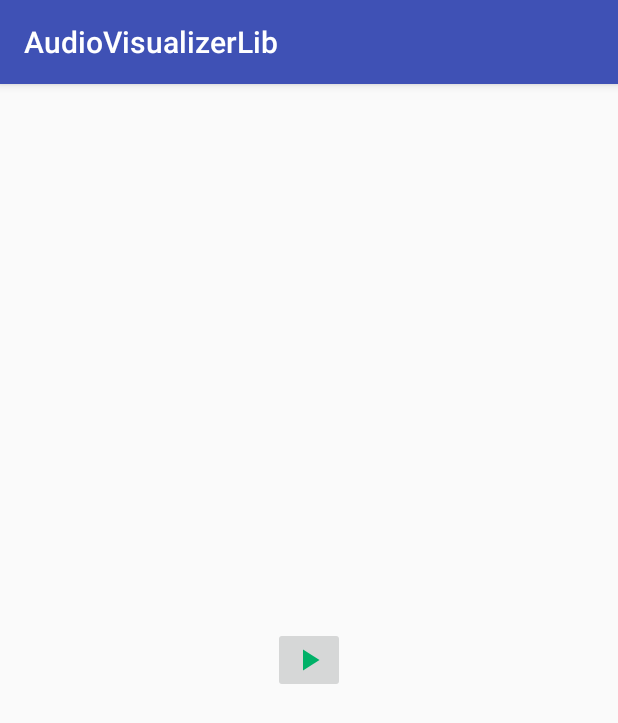
After one commit to gauravk95/audio-visualizer-android, an Android app: the MusicStreamActivity screen opened directly, with no data from a screen before it, on a phone screen of 412 x 824 dp. The commit adds this screen. Shown: the top 723 px of the screen. Run offline under Robolectric (Android 15) with nearby library versions, the phone set to English and light mode, and no system bars; 1 statement that could not run was skipped.

Commit message:
Added Music Stream Example, Updated Permission Requirement for using visualizer

```diff
--- /dev/null
+++ b/app/src/main/java/com/gauravk/audiovisualizersample/ui/MusicStreamActivity.java
@@ -0,0 +1,129 @@
+package com.gauravk.audiovisualizersample.ui;
+
+import android.app.ProgressDialog;
+import android.media.AudioManager;
+import android.media.MediaPlayer;
+import android.os.AsyncTask;
+import android.os.Bundle;
+import android.support.v7.app.AppCompatActivity;
+import android.view.View;
+import android.widget.ImageButton;
+
+import com.gauravk.audiovisualizer.visualizer.BlastVisualizer;
+import com.gauravk.audiovisualizersample.R;
+
+import java.io.IOException;
+
+public class MusicStreamActivity extends AppCompatActivity {
+
+    ImageButton imgButton;
+    BlastVisualizer mVisualizer;
+    MediaPlayer mediaPlayer;
+
+    String stream = "http://stream.radioreklama.bg/radio1rock128";
+
+    boolean prepared = false;
+    boolean started = false;
+    private ProgressDialog progressDialog;
+
+    @Override
+    protected void onCreate(Bundle savedInstanceState) {
+        super.onCreate(savedInstanceState);
+        setContentView(R.layout.activity_music_stream);
+
+        imgButton = findViewById(R.id.playbtn);
+        imgButton.setImageResource(R.drawable.playbtn);
+        mVisualizer = findViewById(R.id.blast);
+
+        mediaPlayer = new MediaPlayer();
+        mediaPlayer.setAudioStreamType(AudioManager.STREAM_MUSIC);
+
+        int audioSessionId = mediaPlayer.getAudioSessionId();
+        if (audioSessionId != AudioManager.ERROR) {
+            mVisualizer.setAudioSessionId(mediaPlayer.getAudioSessionId());
+        }
+
+        progressDialog = new ProgressDialog(this);
+        progressDialog.setMessage("Loading...");
+        progressDialog.show();
+
+        new PlayerTask().execute(stream);
+
+        imgButton.setOnClickListener(new View.OnClickListener() {
+            @Override
+            public void onClick(View v) {
+                if (started) {
+                    started = false;
+                    mediaPlayer.pause();
+                    imgButton.setImageResource(R.drawable.playbtn);
+                } else {
+                    started = true;
+                    mediaPlayer.start();
+                    mediaPlayer.setOnPreparedListener(new MediaPlayer.OnPreparedListener() {
+                        public void onPrepared(MediaPlayer mp) {
+                            mp.start();
+                        }
+                    });
+                    imgButton.setImageResource(R.drawable.pausebtn);
+                }
+            }
+        });
+    }
+
+    class PlayerTask extends AsyncTask<String, Void, Boolean> {
+        @Override
+        protected Boolean doInBackground(String... strings) {
+
+            try {
+                mediaPlayer.setDataSource(strings[0]);
+                mediaPlayer.prepare();
+                prepared = true;
+            } catch (IOException e) {
+                e.printStackTrace();
+            }
+            return prepared;
+        }
+
+        @Override
+        protected void onPostExecute(Boolean aBoolean) {
+            super.onPostExecute(aBoolean);
+
+            if (progressDialog.isShowing()) {
+                progressDialog.cancel();
+            }
+            imgButton.setImageResource(R.drawable.playbtn);
+        }
+    }
+
+    @Override
+    protected void onPause() {
+        super.onPause();
+        if (started) {
+            mediaPlayer.pause();
+        }
+    }
+
+    @Override
+    protected void onResume() {
+        super.onResume();
+        if (started) {
+            //mediaPlayer.start();
+            mediaPlayer.setOnPreparedListener(new MediaPlayer.OnPreparedListener() {
+                public void onPrepared(MediaPlayer mp) {
+                    mp.start();
+                }
+            });
+            mediaPlayer.prepareAsync();
+        }
+    }
+
+    @Override
+    protected void onDestroy() {
+        super.onDestroy();
+        if (prepared) {
+            mediaPlayer.release();
+        }
+        if (mVisualizer != null)
+            mVisualizer.release();
+    }
+}
--- /dev/null
+++ b/app/src/main/res/drawable/pausebtn.xml
@@ -0,0 +1,5 @@
+<vector android:height="24dp" android:tint="#EF534E"
+    android:viewportHeight="24.0" android:viewportWidth="24.0"
+    android:width="24dp" xmlns:android="http://schemas.android.com/apk/res/android">
+    <path android:fillColor="#FF000000" android:pathData="M6,19h4L10,5L6,5v14zM14,5v14h4L18,5h-4z"/>
+</vector>
--- /dev/null
+++ b/app/src/main/res/drawable/playbtn.xml
@@ -0,0 +1,5 @@
+<vector android:height="24dp" android:tint="#00B168"
+    android:viewportHeight="24.0" android:viewportWidth="24.0"
+    android:width="24dp" xmlns:android="http://schemas.android.com/apk/res/android">
+    <path android:fillColor="#FF000000" android:pathData="M8,5v14l11,-7z"/>
+</vector>
--- /dev/null
+++ b/app/src/main/res/layout/activity_music_stream.xml
@@ -0,0 +1,33 @@
+<?xml version="1.0" encoding="utf-8"?>
+<android.support.constraint.ConstraintLayout xmlns:android="http://schemas.android.com/apk/res/android"
+    xmlns:app="http://schemas.android.com/apk/res-auto"
+    xmlns:tools="http://schemas.android.com/tools"
+    android:layout_width="match_parent"
+    android:layout_height="match_parent"
+    tools:context=".ui.BlastActivity">
+
+    <com.gauravk.audiovisualizer.visualizer.BlastVisualizer xmlns:custom="http://schemas.android.com/apk/res-auto"
+        android:id="@+id/blast"
+        android:layout_width="match_parent"
+        android:layout_height="match_parent"
+        custom:avColor="@color/av_dark_blue"
+        custom:avDensity="0.8"
+        custom:avSpeed="normal"
+        custom:avType="fill" />
+
+    <ImageButton
+        android:id="@+id/playbtn"
+        android:layout_width="wrap_content"
+        android:layout_height="wrap_content"
+        android:layout_marginStart="8dp"
+        android:layout_marginLeft="8dp"
+        android:layout_marginTop="8dp"
+        android:layout_marginEnd="8dp"
+        android:layout_marginRight="8dp"
+        android:layout_marginBottom="8dp"
+        android:text="Play Button"
+        app:layout_constraintBottom_toBottomOf="@+id/blast"
+        app:layout_constraintEnd_toEndOf="parent"
+        app:layout_constraintStart_toStartOf="parent"
+        app:layout_constraintTop_toTopOf="parent" />
+</android.support.constraint.ConstraintLayout>
```
Also changed, not shown: app/src/main/AndroidManifest.xml (+6 -1 lines), app/src/main/java/com/gauravk/audiovisualizersample/ui/MainActivity.java (+25 -3 lines), app/src/main/res/layout/activity_main.xml (+12 -0 lines).
